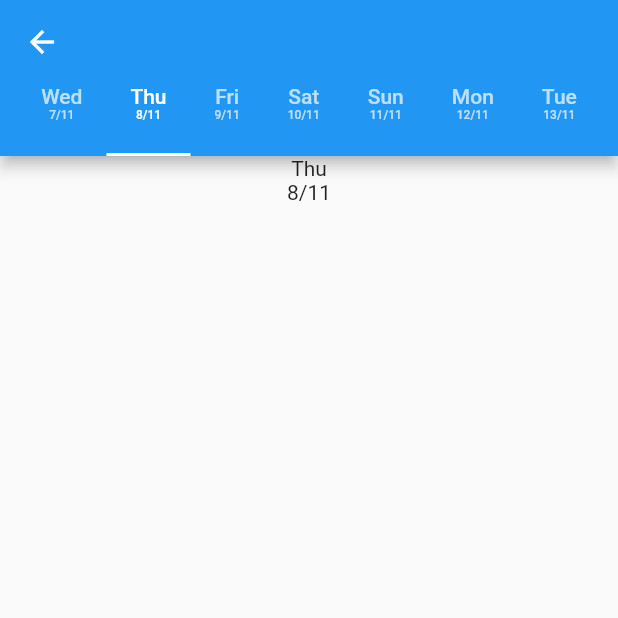
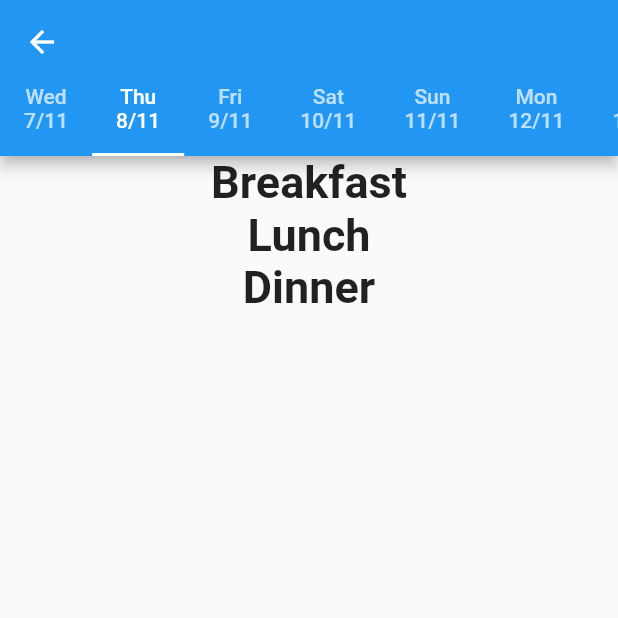
Before and after one commit to olivernybroe/RecipeApp, a Flutter app: the PlanPage screen opened directly, on a phone screen of 412 x 824 dp, the top half of it. Run offline on Flutter 3.47's test engine with Material 2 defaults, Android fonts, the phone set to English and light mode, and no system bars; our stand-ins replace cloud_firestore; accounts and stored records are empty.

Commit message:
Feat: Added scrollable support and added days on the plans

```diff
--- a/lib/Models/Plan.dart
+++ b/lib/Models/Plan.dart
@@ -1,5 +1,6 @@
 import 'package:MealEngineer/Models/Recipe.dart';
 import 'package:cloud_firestore/cloud_firestore.dart';
+import 'dart:math';
 
 class Plan {
     List<Day> days;
@@ -19,19 +20,32 @@ class Plan {
 
         // Generate list of days in the past
         List<Day> days = List.generate(past, (index) {
-           return Day(now.subtract(Duration(days: index+1)));
+           return randomDay(now.subtract(Duration(days: index+1)));
         });
 
         // Add current day to list
-        days.add(Day(now));
+        days.add(randomDay(now));
 
         // Then append a list of generated days in the future
 
         days.addAll(List.generate(forward, (index) {
-            return Day(now.add(Duration(days: index+1)));
+            return randomDay(now.add(Duration(days: index+1)));
+
         }));
 
         return _now = Plan(days);
+    }
+
+    static Day randomDay(DateTime now) {
+        return Day(
+            now,
+            List.generate(Random().nextInt(10), (index) {
+                return Meal(
+                    Recipe.fromMap({'name' : 'test'}),
+                    MealType.values[index % 3]
+                );
+            })
+        );
     }
 }
 
@@ -39,11 +53,20 @@ class Day {
     DateTime day;
     List<Meal> meals;
 
-    Day(this.day);
+    Day(this.day, this.meals);
+}
+
+enum MealType {
+    Breakfast,
+    Lunch,
+    Dinner
 
 
 }
 
 class Meal {
     Recipe recipe;
+    MealType mealType;
+
+    Meal(this.recipe, this.mealType);
 }
--- a/lib/pages/PlanPage.dart
+++ b/lib/pages/PlanPage.dart
@@ -36,16 +36,45 @@ class _PlanState extends State<PlanPage> with AutomaticKeepAliveClientMixin<Plan
                         bottom: _buildTabBar(context)
                     ),
                     body: TabBarView(
-                        children: List.generate(Plan.now().days.length, (index) {
-                            return  Column(
-                                children: <Widget>[
-                                    Text(DateFormat.E().format(Plan.now().days[index].day)),
-                                    Text(DateFormat('d/M').format(Plan.now().days[index].day)),
-                                ],
+                        children: Plan.now().days.map((day) {
+                            return ListView.builder(
+                                itemCount: MealType.values.length,
+                                itemBuilder: (BuildContext context, int index){
+                                    var mealType = MealType.values[index];
+                                    return Column(
+                                        children: <Widget>[
+                                            Text(
+                                                mealType.toString().substring(mealType.toString().indexOf('.')+1),
+                                                style: TextStyle(
+                                                    //decoration: TextDecoration.underline,
+                                                    fontSize: 30.0,
+                                                    fontWeight: FontWeight.bold
+                                                ),
+                                            ),
+                                            Column(
+                                                children: day.meals.where((meal) => meal.mealType == mealType).map((meal) {
+                                                    return Card(
+                                                        child: Column(
+                                                            mainAxisSize: MainAxisSize.min,
+                                                            children: <Widget>[
+                                                                ListTile(
+                                                                    leading: Icon(Icons.album),
+                                                                    title: Text(meal.recipe.name),
+                                                                    subtitle: Text(
+                                                                        'A really nice subtitle'),
+                                                                ),
+                                                            ],
+                                                        ),
+                                                    );
+                                                }).toList(),
+                                            )
+
+                                        ],
+                                    );
+                                }
                             );
-                        }),
+                        }).toList(),
                     ),
-
                 ),
             ),
         );
@@ -60,15 +89,9 @@ class _PlanState extends State<PlanPage> with AutomaticKeepAliveClientMixin<Plan
                     child: Column(
                         children: <Widget>[
                             Text(DateFormat.E().format(Plan.now().days[index].day)),
-                            Text(
-                                DateFormat('d/M').format(Plan.now().days[index].day),
-                                style: TextStyle(
-                                    fontSize: 8.0
-                                ),
-                            ),
+                            Text(DateFormat('d/M').format(Plan.now().days[index].day)),
                         ],
                     ),
-                   //text: DateFormat.E().format(Plan.now().days[index].day) //tabNames[Plan.now().days[index].day.weekday-1]
                 );
             }, growable: true),
         );
```
